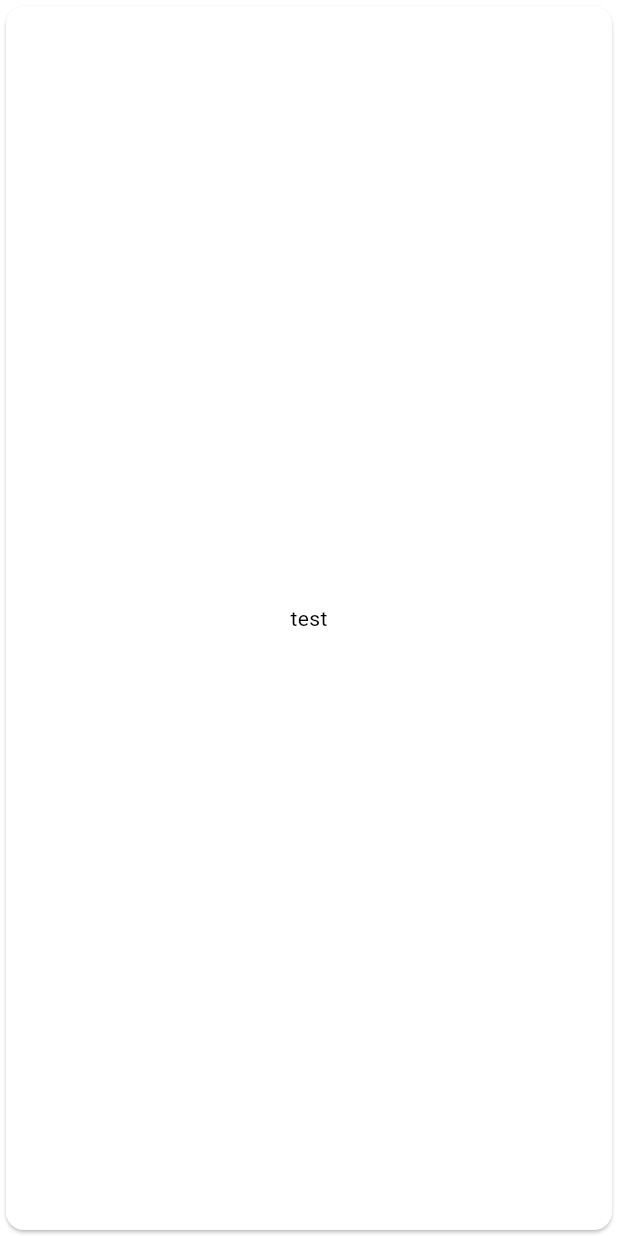
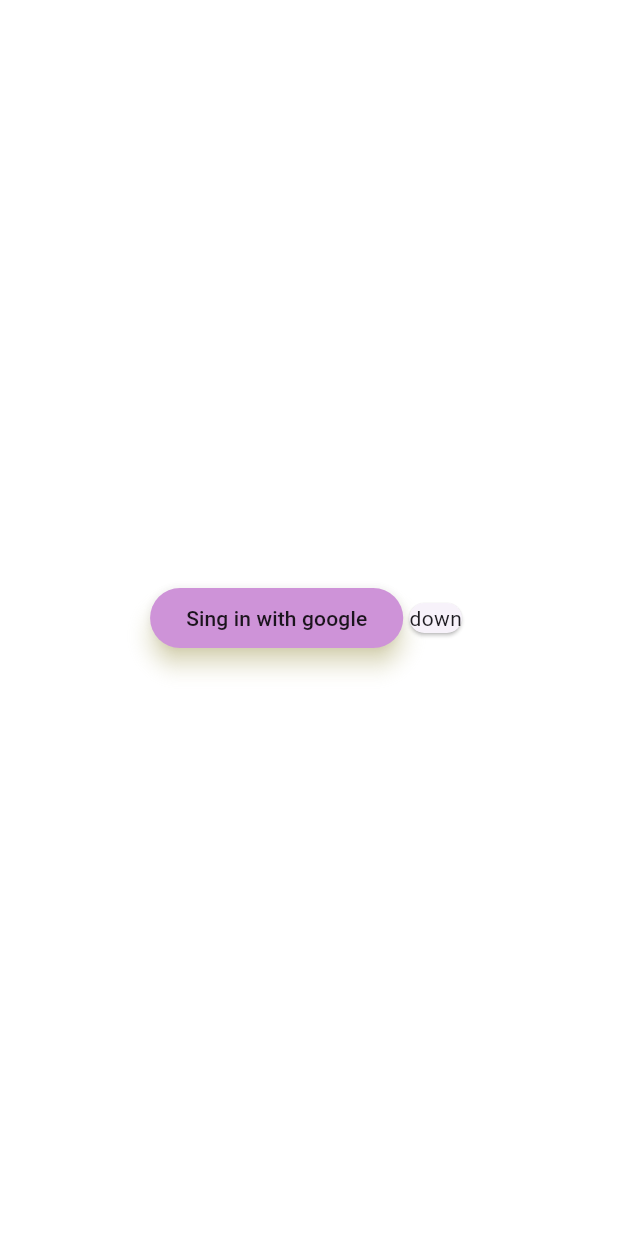
Before and after one commit to mrkaosha/mrkaoapp1, a Flutter app: the SampleItemListView screen opened directly, after a tap on the "settings" icon, on a phone screen of 412 x 824 dp. Run offline on Flutter 3.47's test engine with Material 3 defaults, Android fonts, the phone set to English and light mode, and no system bars; our stand-ins replace firebase_core, firebase_database; accounts and stored records are empty; generated files the repository leaves out were written again; statements that could not run were skipped.

Commit message:
changing to buttons

```diff
--- a/lib/src/app.dart
+++ b/lib/src/app.dart
@@ -69,14 +69,24 @@
               builder: (BuildContext context) {
                 switch (routeSettings.name) {
                   default:
-                    return Card(
-                      color: Colors.white,
-                      child: Center(
-                        child: Text(
-                          'test',
-                          style: TextStyle(color: Colors.black),
-                        ),
-                      ),
+                    return Center(
+                      child: Row(
+                          mainAxisAlignment: MainAxisAlignment.center,
+                          children: [
+                            ElevatedButton(
+                              child: Text('Sing in with google'),
+                              onPressed: () {},
+                              style: ElevatedButton.styleFrom(
+                                backgroundColor: Colors.purple[200],
+                                foregroundColor: Colors.black87,
+                                elevation: 6.0,
+                                shadowColor: Colors.yellow[200],
+                              ),
+                            ),
+                            Card(
+                              child: Text('down'),
+                            ),
+                          ]),
                     );
                 }
               },
```
